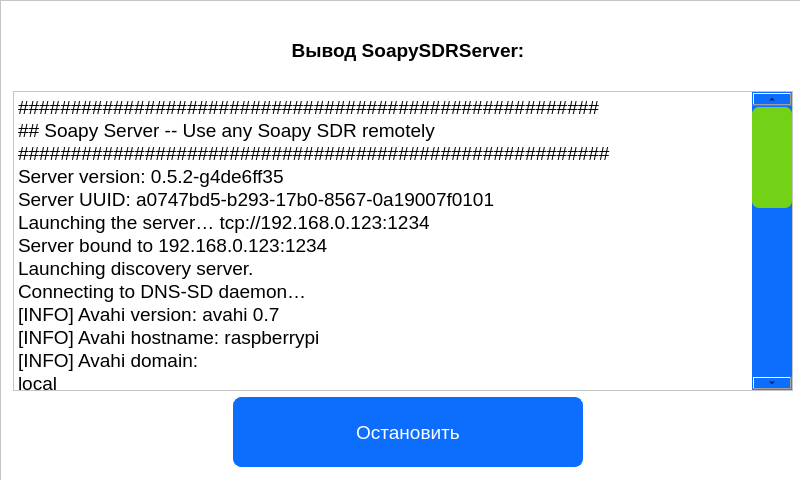
First picture: the form in win_run.ui, repository PloticynaEl/SDR, before the edit.
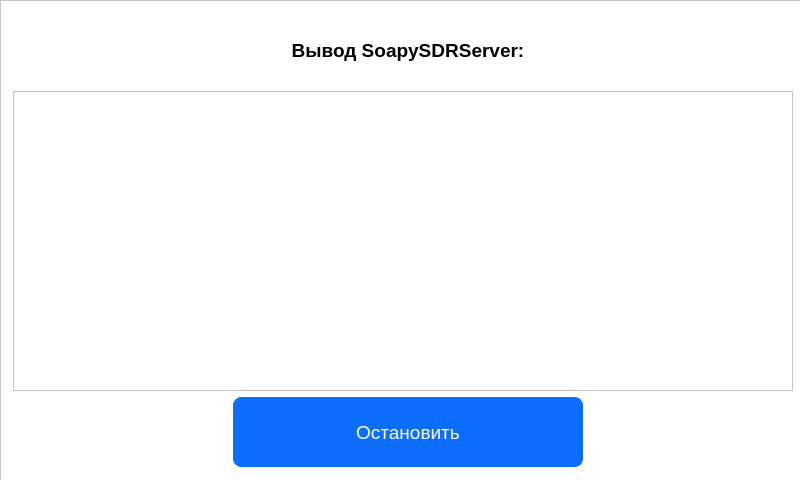
Second picture: the form after the edit.

Diff of the .ui file:
```diff
--- a/win_run.ui
+++ b/win_run.ui
@@ -224,35 +224,7 @@
 &lt;html&gt;&lt;head&gt;&lt;meta name=&quot;qrichtext&quot; content=&quot;1&quot; /&gt;&lt;style type=&quot;text/css&quot;&gt;
 p, li { white-space: pre-wrap; }
 &lt;/style&gt;&lt;/head&gt;&lt;body style=&quot; font-family:'Arial'; font-size:14pt; font-weight:400; font-style:normal;&quot;&gt;
-&lt;p style=&quot; margin-top:0px; margin-bottom:0px; margin-left:0px; margin-right:0px; -qt-block-indent:0; text-indent:0px;&quot;&gt;#######################################################&lt;/p&gt;
-&lt;p style=&quot; margin-top:0px; margin-bottom:0px; margin-left:0px; margin-right:0px; -qt-block-indent:0; text-indent:0px;&quot;&gt;## Soapy Server -- Use any Soapy SDR remotely&lt;/p&gt;
-&lt;p style=&quot; margin-top:0px; margin-bottom:0px; margin-left:0px; margin-right:0px; -qt-block-indent:0; text-indent:0px;&quot;&gt;########################################################&lt;/p&gt;
-&lt;p style=&quot; margin-top:0px; margin-bottom:0px; margin-left:0px; margin-right:0px; -qt-block-indent:0; text-indent:0px;&quot;&gt;Server version: 0.5.2-g4de6ff35&lt;/p&gt;
-&lt;p style=&quot; margin-top:0px; margin-bottom:0px; margin-left:0px; margin-right:0px; -qt-block-indent:0; text-indent:0px;&quot;&gt;Server UUID: a0747bd5-b293-17b0-8567-0a19007f0101&lt;/p&gt;
-&lt;p style=&quot; margin-top:0px; margin-bottom:0px; margin-left:0px; margin-right:0px; -qt-block-indent:0; text-indent:0px;&quot;&gt;Launching the server… tcp://192.168.0.123:1234&lt;/p&gt;
-&lt;p style=&quot; margin-top:0px; margin-bottom:0px; margin-left:0px; margin-right:0px; -qt-block-indent:0; text-indent:0px;&quot;&gt;Server bound to 192.168.0.123:1234&lt;/p&gt;
-&lt;p style=&quot; margin-top:0px; margin-bottom:0px; margin-left:0px; margin-right:0px; -qt-block-indent:0; text-indent:0px;&quot;&gt;Launching discovery server.&lt;/p&gt;
-&lt;p style=&quot; margin-top:0px; margin-bottom:0px; margin-left:0px; margin-right:0px; -qt-block-indent:0; text-indent:0px;&quot;&gt;Connecting to DNS-SD daemon…&lt;/p&gt;
-&lt;p style=&quot; margin-top:0px; margin-bottom:0px; margin-left:0px; margin-right:0px; -qt-block-indent:0; text-indent:0px;&quot;&gt;[INFO] Avahi version: avahi 0.7&lt;/p&gt;
-&lt;p style=&quot; margin-top:0px; margin-bottom:0px; margin-left:0px; margin-right:0px; -qt-block-indent:0; text-indent:0px;&quot;&gt;[INFO] Avahi hostname: raspberrypi&lt;/p&gt;
-&lt;p style=&quot; margin-top:0px; margin-bottom:0px; margin-left:0px; margin-right:0px; -qt-block-indent:0; text-indent:0px;&quot;&gt;[INFO] Avahi domain:&lt;/p&gt;
-&lt;p style=&quot; margin-top:0px; margin-bottom:0px; margin-left:0px; margin-right:0px; -qt-block-indent:0; text-indent:0px;&quot;&gt;local&lt;/p&gt;
-&lt;p style=&quot; margin-top:0px; margin-bottom:0px; margin-left:0px; margin-right:0px; -qt-block-indent:0; text-indent:0px;&quot;&gt;[INFO] Avahi FQDN:&lt;/p&gt;
-&lt;p style=&quot; margin-top:0px; margin-bottom:0px; margin-left:0px; margin-right:0px; -qt-block-indent:0; text-indent:0px;&quot;&gt;raspberrypi. local&lt;/p&gt;
-&lt;p style=&quot; margin-top:0px; margin-bottom:0px; margin-left:0px; margin-right:0px; -qt-block-indent:0; text-indent:0px;&quot;&gt;[INFO] avahi_entry_group_add_service(raspberrypi._soapy._tcp)&lt;/p&gt;
-&lt;p style=&quot; margin-top:0px; margin-bottom:0px; margin-left:0px; margin-right:0px; -qt-block-indent:0; text-indent:0px;&quot;&gt;Press Ctrl+C to stop the server&lt;/p&gt;
-&lt;p style=&quot; margin-top:0px; margin-bottom:0px; margin-left:0px; margin-right:0px; -qt-block-indent:0; text-indent:0px;&quot;&gt;SoapyServerListener::accept(192.168.0.224:49122)&lt;/p&gt;
-&lt;p style=&quot; margin-top:0px; margin-bottom:0px; margin-left:0px; margin-right:0px; -qt-block-indent:0; text-indent:0px;&quot;&gt;SoapyServerListener::accept(192.168.0.224:49124)&lt;/p&gt;
-&lt;p style=&quot; margin-top:0px; margin-bottom:0px; margin-left:0px; margin-right:0px; -qt-block-indent:0; text-indent:0px;&quot;&gt;SoapyServerListener::accept(192.168.0.224:49128)&lt;/p&gt;
-&lt;p style=&quot; margin-top:0px; margin-bottom:0px; margin-left:0px; margin-right:0px; -qt-block-indent:0; text-indent:0px;&quot;&gt;SoapyServerListener::close()&lt;/p&gt;
-&lt;p style=&quot; margin-top:0px; margin-bottom:0px; margin-left:0px; margin-right:0px; -qt-block-indent:0; text-indent:0px;&quot;&gt;SoapyServerListener::close()&lt;/p&gt;
-&lt;p style=&quot; margin-top:0px; margin-bottom:0px; margin-left:0px; margin-right:0px; -qt-block-indent:0; text-indent:0px;&quot;&gt;SoapyServerListener::accept(192.168.0.224:49140)&lt;/p&gt;
-&lt;p style=&quot; margin-top:0px; margin-bottom:0px; margin-left:0px; margin-right:0px; -qt-block-indent:0; text-indent:0px;&quot;&gt;SoapyServerListener::close()&lt;/p&gt;
-&lt;p style=&quot; margin-top:0px; margin-bottom:0px; margin-left:0px; margin-right:0px; -qt-block-indent:0; text-indent:0px;&quot;&gt;SoapyServerListener::close()&lt;/p&gt;
-&lt;p style=&quot; margin-top:0px; margin-bottom:0px; margin-left:0px; margin-right:0px; -qt-block-indent:0; text-indent:0px;&quot;&gt;SoapyServerListener::accept(192.168.0.224:57398)&lt;/p&gt;
-&lt;p style=&quot; margin-top:0px; margin-bottom:0px; margin-left:0px; margin-right:0px; -qt-block-indent:0; text-indent:0px;&quot;&gt;SoapyServerListener::accept(192.168.0.224:57410)&lt;/p&gt;
-&lt;p style=&quot; margin-top:0px; margin-bottom:0px; margin-left:0px; margin-right:0px; -qt-block-indent:0; text-indent:0px;&quot;&gt;SoapyServerListener::accept(192.168.0.224:57420)&lt;/p&gt;
-&lt;p style=&quot; margin-top:0px; margin-bottom:0px; margin-left:0px; margin-right:0px; -qt-block-indent:0; text-indent:0px;&quot;&gt;SoapyServerListener::close()&lt;/p&gt;&lt;/body&gt;&lt;/html&gt;</string>
+&lt;p style=&quot;-qt-paragraph-type:empty; margin-top:0px; margin-bottom:0px; margin-left:0px; margin-right:0px; -qt-block-indent:0; text-indent:0px;&quot;&gt;&lt;br /&gt;&lt;/p&gt;&lt;/body&gt;&lt;/html&gt;</string>
         </property>
        </widget>
       </item>
```
